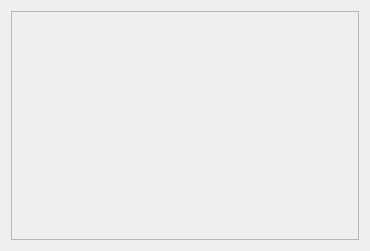
This is frontend/3letterfaults.ui in slaclab/cavityDisplay as Qt 5 draws it before an edit. The edited form follows.
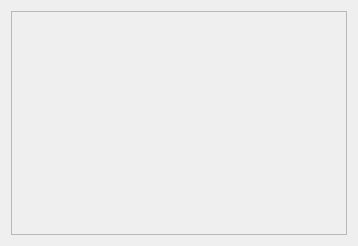
This is the edited form.

Commit message: TLC button works, working on formatting the cavity fault panel

What changed in the file:
```diff
--- a/frontend/3letterfaults.ui
+++ b/frontend/3letterfaults.ui
@@ -6,8 +6,8 @@
    <rect>
     <x>0</x>
     <y>0</y>
-    <width>370</width>
-    <height>251</height>
+    <width>358</width>
+    <height>246</height>
    </rect>
   </property>
   <property name="windowTitle">
@@ -27,8 +27,8 @@
        <rect>
         <x>0</x>
         <y>0</y>
-        <width>344</width>
-        <height>225</height>
+        <width>332</width>
+        <height>220</height>
        </rect>
       </property>
       <widget class="QWidget" name="verticalLayoutWidget">
```
Left out of the diff: 16 changed lines with no effect on the pictures. The commit also changes 3 other files.
